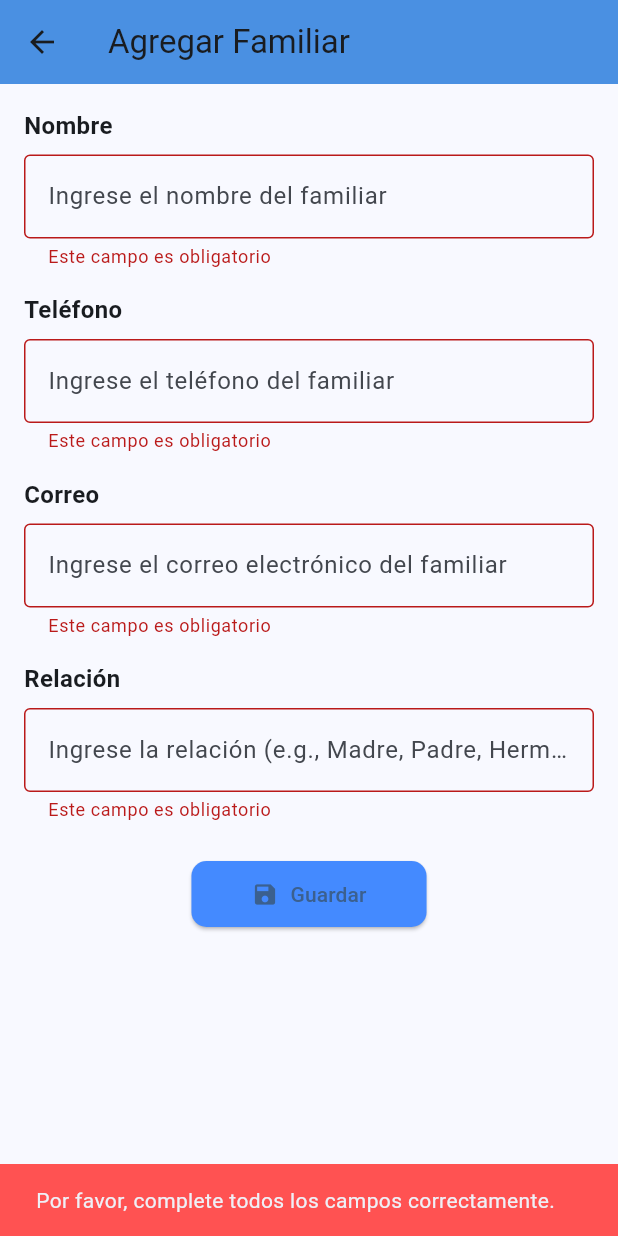
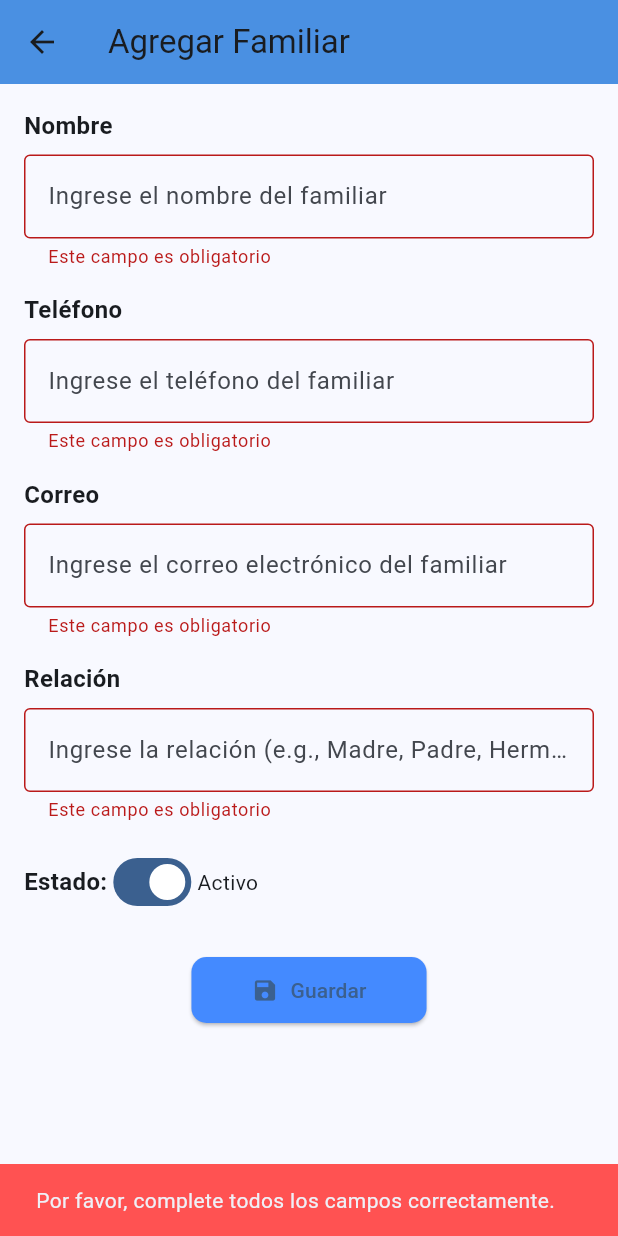
Before and after one commit to FrancoAlv/IOT_FLUTTER, a Flutter app: the FamiliaresAddView screen opened by its route, after a tap on "Guardar", on a phone screen of 412 x 824 dp. Run offline on Flutter 3.47's test engine with Material 3 defaults, Android fonts, the phone set to English and light mode, and no system bars; our stand-ins replace firebase_auth, firebase_core, firebase_messaging, fl_chart, flutter_local_notifications, go_router and 5 more; missing offline and left inert: flutter_foreground_task, injector; accounts and stored records are empty; generated files the repository leaves out were written again; network calls fail.

Commit message:
Mejorando a los familares

```diff
--- a/lib/views/familiares/familiares_add_view.dart
+++ b/lib/views/familiares/familiares_add_view.dart
@@ -17,6 +17,7 @@ class _FamiliaresAddViewState extends State<FamiliaresAddView> {
   final TextEditingController _telefonoController = TextEditingController();
   final TextEditingController _correoController = TextEditingController();
   final TextEditingController _relacionController = TextEditingController();
+  bool _isActive = true;
 
   void _saveFamiliar(BuildContext context) async{
     if (_formKey.currentState?.validate() ?? false) {
@@ -39,7 +40,8 @@ class _FamiliaresAddViewState extends State<FamiliaresAddView> {
         "nombre": nombre.trim(),
         "correo": correo.trim(),
         "telefono":telefono.trim().replaceAll(" ", ""),
-        "relacion":relacion.trim()
+        "relacion":relacion.trim(),
+        "isActive": _isActive,
       };
       try {
         final response = await http.post(
@@ -179,6 +181,24 @@ class _FamiliaresAddViewState extends State<FamiliaresAddView> {
                     return null;
                   },
                 ),
+                const SizedBox(height: 16),
+                Row(
+                  children: [
+                    const Text(
+                      "Estado:",
+                      style: TextStyle(fontSize: 16, fontWeight: FontWeight.bold),
+                    ),
+                    Switch(
+                      value: _isActive,
+                      onChanged: (value) {
+                        setState(() {
+                          _isActive = value;
+                        });
+                      },
+                    ),
+                    Text(_isActive ? "Activo" : "Inactivo"),
+                  ],
+                ),
                 SizedBox(height: 24),
                 Center(
                   child: ElevatedButton.icon(
```
Also changed, not shown: lib/views/familiares/familiares_edit_view.dart (+22 -1 lines).
